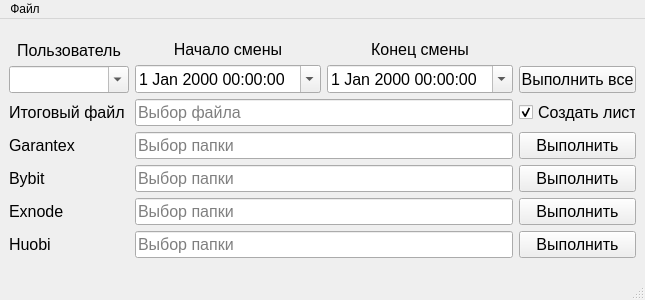
First picture: the form in resources/ui/MainWindow.ui, repository 0xN1ck/Accounting, before the edit.
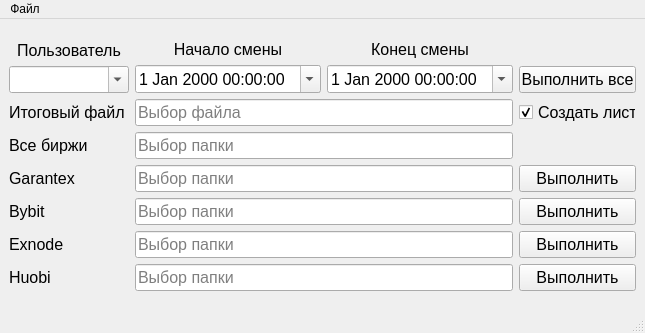
Second picture: the form after the edit. Icons and pictures are not drawn. Custom widgets are drawn as their Qt base class.

```diff
--- a/resources/ui/MainWindow.ui
+++ b/resources/ui/MainWindow.ui
@@ -7,7 +7,7 @@
     <x>0</x>
     <y>0</y>
     <width>601</width>
-    <height>300</height>
+    <height>333</height>
    </rect>
   </property>
   <property name="windowTitle">
@@ -298,6 +298,56 @@
         </item>
        </layout>
       </item>
+      <item>
+       <layout class="QHBoxLayout" name="horizontalLayout_9">
+        <item>
+         <widget class="QLabel" name="lb_all_marker">
+          <property name="minimumSize">
+           <size>
+            <width>120</width>
+            <height>0</height>
+           </size>
+          </property>
+          <property name="font">
+           <font>
+            <pointsize>12</pointsize>
+           </font>
+          </property>
+          <property name="text">
+           <string>Все биржи</string>
+          </property>
+         </widget>
+        </item>
+        <item>
+         <widget class="LineEditMarketPath" name="le_all_market">
+          <property name="font">
+           <font>
+            <pointsize>12</pointsize>
+           </font>
+          </property>
+          <property name="placeholderText">
+           <string>Выбор папки</string>
+          </property>
+         </widget>
+        </item>
+        <item>
+         <spacer name="horizontalSpacer">
+          <property name="orientation">
+           <enum>Qt::Horizontal</enum>
+          </property>
+          <property name="sizeType">
+           <enum>QSizePolicy::Fixed</enum>
+          </property>
+          <property name="sizeHint" stdset="0">
+           <size>
+            <width>123</width>
+            <height>20</height>
+           </size>
+          </property>
+         </spacer>
+        </item>
+       </layout>
+      </item>
       <item>
        <layout class="QHBoxLayout" name="horizontalLayout_2">
         <item>
```
